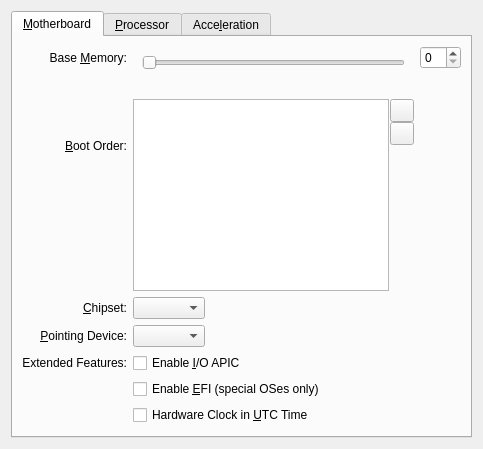
Above: vbox/src/VBox/Frontends/VirtualBox/src/settings/machine/UIMachineSettingsSystem.ui from jljuxgm/vboxgit before the change. Below: the same form after it.
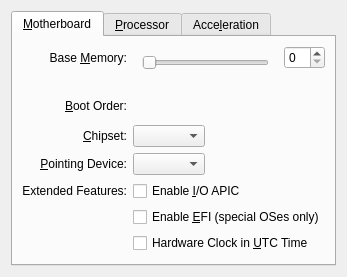
That is the form after the change. Icons and pictures are not drawn. Custom widgets are drawn as their Qt base class.

```diff
--- a/vbox/src/VBox/Frontends/VirtualBox/src/settings/machine/UIMachineSettingsSystem.ui
+++ b/vbox/src/VBox/Frontends/VirtualBox/src/settings/machine/UIMachineSettingsSystem.ui
@@ -102,7 +102,7 @@
           <set>Qt::AlignRight|Qt::AlignTrailing|Qt::AlignVCenter</set>
          </property>
          <property name="buddy">
-          <cstring>mTwBootOrder</cstring>
+          <cstring>m_pBootOrderEditor</cstring>
          </property>
         </widget>
        </item>
@@ -112,7 +112,7 @@
           <number>1</number>
          </property>
          <item>
-          <widget class="UIBootListWidget" name="mTwBootOrder">
+          <widget class="UIBootOrderEditor" name="m_pBootOrderEditor">
            <property name="sizePolicy">
             <sizepolicy hsizetype="Fixed" vsizetype="Fixed">
              <horstretch>0</horstretch>
@@ -122,76 +122,8 @@
            <property name="whatsThis">
             <string>Defines the boot device order. Use the checkboxes on the left to enable or disable individual boot devices. Move items up and down to change the device order.</string>
            </property>
-           <property name="verticalScrollBarPolicy">
-            <enum>Qt::ScrollBarAlwaysOff</enum>
-           </property>
-           <property name="horizontalScrollBarPolicy">
-            <enum>Qt::ScrollBarAlwaysOff</enum>
-           </property>
-           <property name="alternatingRowColors">
-            <bool>true</bool>
-           </property>
-           <column>
-            <property name="text">
-             <string/>
-            </property>
-           </column>
           </widget>
          </item>
-         <item>
-          <layout class="QVBoxLayout" name="mLtBootOrderButtons">
-           <property name="spacing">
-            <number>0</number>
-           </property>
-           <item>
-            <widget class="QIToolButton" name="mTbBootItemUp">
-             <property name="focusPolicy">
-              <enum>Qt::StrongFocus</enum>
-             </property>
-             <property name="whatsThis">
-              <string>Moves the selected boot device up.</string>
-             </property>
-             <property name="text">
-              <string/>
-             </property>
-             <property name="icon">
-              <iconset>
-               <normaloff>../images/list_moveup_16px.png</normaloff>../images/list_moveup_16px.png</iconset>
-             </property>
-            </widget>
-           </item>
-           <item>
-            <widget class="QIToolButton" name="mTbBootItemDown">
-             <property name="focusPolicy">
-              <enum>Qt::StrongFocus</enum>
-             </property>
-             <property name="whatsThis">
-              <string>Moves the selected boot device down.</string>
-             </property>
-             <property name="text">
-              <string/>
-             </property>
-             <property name="icon">
-              <iconset>
-               <normaloff>../images/list_movedown_16px.png</normaloff>../images/list_movedown_16px.png</iconset>
-             </property>
-            </widget>
-           </item>
-           <item>
-            <spacer name="m_pSpacerVertical1">
-             <property name="orientation">
-              <enum>Qt::Vertical</enum>
-             </property>
-             <property name="sizeHint" stdset="0">
-              <size>
-               <width>0</width>
-               <height>0</height>
-              </size>
-             </property>
-            </spacer>
-           </item>
-          </layout>
-         </item>
          <item>
           <spacer name="m_pSpacerHorizontal2">
            <property name="orientation">
@@ -657,8 +589,8 @@
  </widget>
  <customwidgets>
   <customwidget>
-   <class>UIBootListWidget</class>
-   <extends>QListWidget</extends>
+   <class>UIBootOrderEditor</class>
+   <extends>QWidget</extends>
    <header>UIBootListWidget.h</header>
   </customwidget>
   <customwidget>
```
